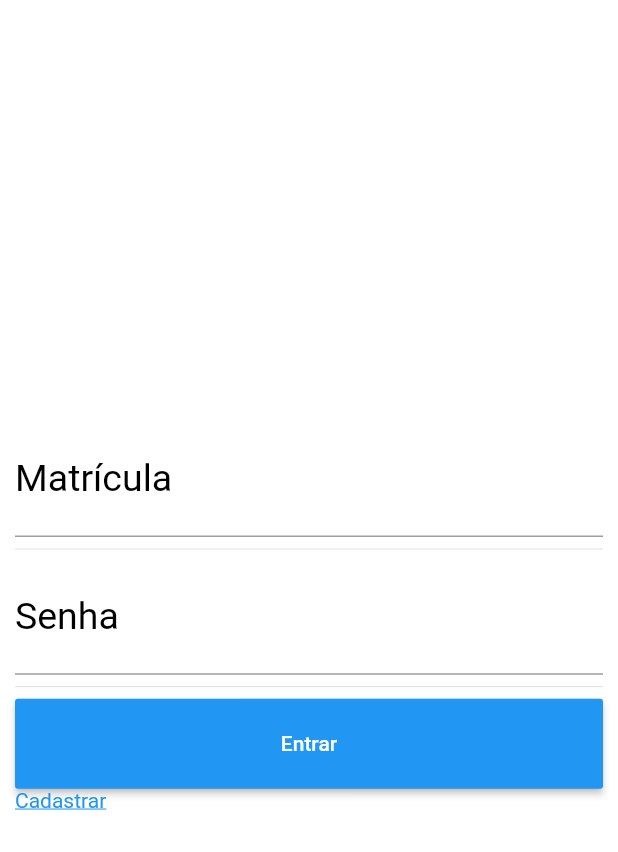
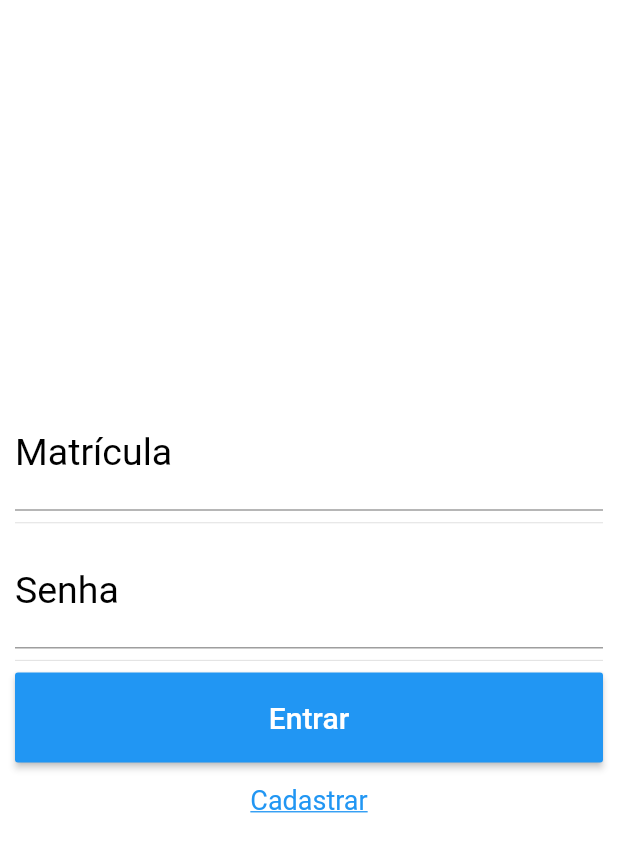
Before and after one commit to estudo-de-caso-4/Trabalho-Quinta, a Flutter app: the screen it shows after launch, on a phone screen of 412 x 824 dp. Shown: the top 852 px of the screen. Run offline on Flutter 3.47's test engine with Material 2 defaults, Android fonts, the phone set to English and light mode, and no system bars.

Commit message:
Add cadastro

```diff
--- a/projeto_prova/lib/view/login_docente.dart
+++ b/projeto_prova/lib/view/login_docente.dart
@@ -48,19 +48,29 @@ class _LoginDocenteState extends State<LoginDocente> {
                   },
                   child: Text(
                     'Entrar',
-                    style: TextStyle(color: Colors.white),
+                    style: TextStyle(
+                      color: Colors.white,
+                      fontSize: 20,),
                   ),
                   color: Colors.blue,
                 ),
               ),
+              Container(
+                margin: const EdgeInsets.all(15.0),
+                child: Column(
+                  children: <Widget>[
                     GestureDetector(
                         child: Text("Cadastrar",
                             style: TextStyle(
+                                fontSize: 18,
                                 decoration: TextDecoration.underline,
                                 color: Colors.blue)),
                         onTap: () {
                           Navigator.pushNamed(context, '/TelaCadastro');
-                  })
+                        }),
+                  ],
+                ),
+              )
             ],
           ),
         ),
```
Lines whose indentation alone changed are shown as unchanged.
